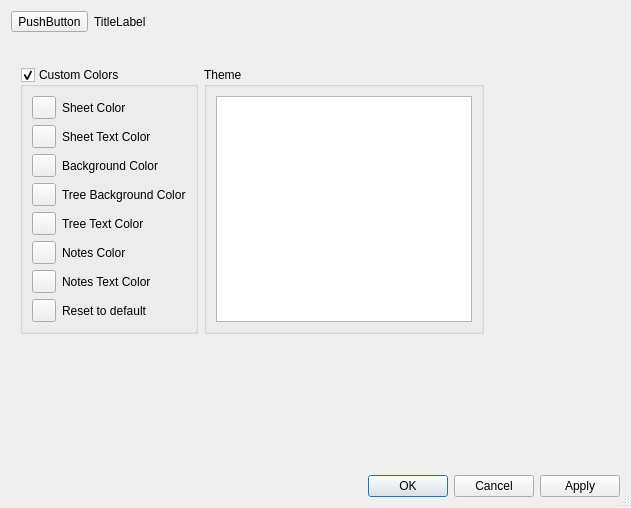
Before: the Qt Designer form src/plume/gui/preferences.ui in jacquetc/skribisto, drawn with Qt 5.
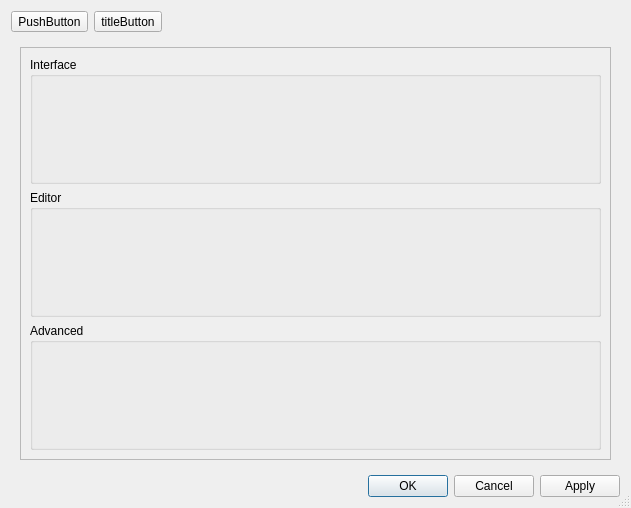
After: the same form once the commit is applied. The open tabs and pages were chosen to show the change. Icons and pictures are not drawn.

Commit message: factor preference page init

```diff
--- a/src/plume/gui/preferences.ui
+++ b/src/plume/gui/preferences.ui
@@ -43,12 +43,34 @@
       </widget>
      </item>
      <item>
-      <widget class="QLabel" name="titleLabel">
+      <widget class="QToolButton" name="titleButton">
        <property name="text">
-        <string>TitleLabel</string>
+        <string notr="true">titleButton</string>
+       </property>
+       <property name="iconSize">
+        <size>
+         <width>32</width>
+         <height>32</height>
+        </size>
+       </property>
+       <property name="toolButtonStyle">
+        <enum>Qt::ToolButtonTextBesideIcon</enum>
        </property>
       </widget>
      </item>
+     <item>
+      <spacer name="horizontalSpacer">
+       <property name="orientation">
+        <enum>Qt::Horizontal</enum>
+       </property>
+       <property name="sizeHint" stdset="0">
+        <size>
+         <width>40</width>
+         <height>20</height>
+        </size>
+       </property>
+      </spacer>
+     </item>
     </layout>
    </item>
    <item>
@@ -88,46 +110,12 @@
               </size>
              </property>
              <property name="title">
-              <string>Display</string>
+              <string>Interface</string>
              </property>
              <property name="flat">
               <bool>false</bool>
              </property>
-             <layout class="QHBoxLayout" name="horizontalLayout">
-              <item>
-               <widget class="QToolButton" name="themeButton">
-                <property name="text">
-                 <string>Theme</string>
-                </property>
-                <property name="icon">
-                 <iconset>
-                  <normaloff>pics/48x48/format-fill-color.png</normaloff>pics/48x48/format-fill-color.png</iconset>
-                </property>
-                <property name="iconSize">
-                 <size>
-                  <width>48</width>
-                  <height>48</height>
-                 </size>
-                </property>
-                <property name="toolButtonStyle">
-                 <enum>Qt::ToolButtonTextUnderIcon</enum>
-                </property>
-               </widget>
-              </item>
-             </layout>
-            </widget>
-           </item>
-           <item>
-            <widget class="QGroupBox" name="pluginsBox">
-             <property name="minimumSize">
-              <size>
-               <width>0</width>
-               <height>60</height>
-              </size>
-             </property>
-             <property name="title">
-              <string>Editor</string>
-             </property>
+             <layout class="QHBoxLayout" name="interfaceLayout"/>
             </widget>
            </item>
            <item>
@@ -139,30 +127,23 @@
               </size>
              </property>
              <property name="title">
-              <string>Plugins</string>
+              <string>Editor</string>
              </property>
-             <layout class="QHBoxLayout" name="horizontalLayout_3">
-              <item>
-               <widget class="QToolButton" name="pluginButton">
-                <property name="text">
-                 <string>Plugins</string>
-                </property>
-                <property name="icon">
-                 <iconset>
-                  <normaloff>pics/48x48/preferences-plugin.png</normaloff>pics/48x48/preferences-plugin.png</iconset>
-                </property>
-                <property name="iconSize">
-                 <size>
-                  <width>48</width>
-                  <height>48</height>
-                 </size>
-                </property>
-                <property name="toolButtonStyle">
-                 <enum>Qt::ToolButtonTextUnderIcon</enum>
-                </property>
-               </widget>
-              </item>
-             </layout>
+             <layout class="QHBoxLayout" name="editorLayout"/>
+            </widget>
+           </item>
+           <item>
+            <widget class="QGroupBox" name="advancedBox">
+             <property name="minimumSize">
+              <size>
+               <width>0</width>
+               <height>60</height>
+              </size>
+             </property>
+             <property name="title">
+              <string>Advanced</string>
+             </property>
+             <layout class="QHBoxLayout" name="advancedLayout"/>
             </widget>
            </item>
           </layout>
@@ -171,238 +152,6 @@
        </item>
       </layout>
      </widget>
-     <widget class="QWidget" name="themePage">
-      <property name="title" stdset="0">
-       <string>Themes</string>
-      </property>
-      <layout class="QGridLayout" name="gridLayout_2">
-       <item row="0" column="2">
-        <spacer name="horizontalSpacer_7">
-         <property name="orientation">
-          <enum>Qt::Horizontal</enum>
-         </property>
-         <property name="sizeHint" stdset="0">
-          <size>
-           <width>86</width>
-           <height>20</height>
-          </size>
-         </property>
-        </spacer>
-       </item>
-       <item row="1" column="0">
-        <widget class="QGroupBox" name="customColorsBox">
-         <property name="title">
-          <string>Custom Colors</string>
-         </property>
-         <property name="flat">
-          <bool>false</bool>
-         </property>
-         <property name="checkable">
-          <bool>true</bool>
-         </property>
-         <layout class="QHBoxLayout" name="horizontalLayout_6">
-          <property name="spacing">
-           <number>0</number>
-          </property>
-          <property name="leftMargin">
-           <number>0</number>
-          </property>
-          <property name="topMargin">
-           <number>0</number>
-          </property>
-          <property name="rightMargin">
-           <number>0</number>
-          </property>
-          <property name="bottomMargin">
-           <number>0</number>
-          </property>
-          <item>
-           <widget class="QWidget" name="widget" native="true">
-            <layout class="QVBoxLayout" name="verticalLayout_5">
-             <item>
-              <layout class="QFormLayout" name="formLayout_9">
-               <property name="fieldGrowthPolicy">
-                <enum>QFormLayout::AllNonFixedFieldsGrow</enum>
-               </property>
-               <item row="0" column="0">
-                <widget class="QToolButton" name="sheetColorButton">
-                 <property name="text">
-                  <string/>
-                 </property>
-                </widget>
-               </item>
-               <item row="0" column="1">
-                <widget class="QLabel" name="label_20">
-                 <property name="text">
-                  <string>Sheet Color</string>
-                 </property>
-                </widget>
-               </item>
-               <item row="1" column="0">
-                <widget class="QToolButton" name="sheetTextColorButton">
-                 <property name="text">
-                  <string/>
-                 </property>
-                </widget>
-               </item>
-               <item row="1" column="1">
-                <widget class="QLabel" name="label_22">
-                 <property name="text">
-                  <string>Sheet Text Color</string>
-                 </property>
-                </widget>
-               </item>
-               <item row="2" column="0">
-                <widget class="QToolButton" name="backColorButton">
-                 <property name="text">
-                  <string/>
-                 </property>
-                </widget>
-               </item>
-               <item row="2" column="1">
-                <widget class="QLabel" name="label_21">
-                 <property name="text">
-                  <string>Background Color</string>
-                 </property>
-                </widget>
-               </item>
-               <item row="3" column="0">
-                <widget class="QToolButton" name="treeBackColorButton">
-                 <property name="text">
-                  <string/>
-                 </property>
-                </widget>
-               </item>
-               <item row="3" column="1">
-                <widget class="QLabel" name="label_19">
-                 <property name="text">
-                  <string>Tree Background Color</string>
-                 </property>
-                </widget>
-               </item>
-               <item row="4" column="0">
-                <widget class="QToolButton" name="treeTextColorButton">
-                 <property name="text">
-                  <string/>
-                 </property>
-                </widget>
-               </item>
-               <item row="4" column="1">
-                <widget class="QLabel" name="label_5">
-                 <property name="text">
-                  <string>Tree Text Color</string>
-                 </property>
-                </widget>
-               </item>
-               <item row="5" column="0">
-                <widget class="QToolButton" name="notesColorButton">
-                 <property name="text">
-                  <string/>
-                 </property>
-                </widget>
-               </item>
-               <item row="5" column="1">
-                <widget class="QLabel" name="label_23">
-                 <property name="text">
-                  <string>Notes Color</string>
-                 </property>
-                </widget>
-               </item>
-               <item row="6" column="0">
-                <widget class="QToolButton" name="notesTextColorButton">
-                 <property name="text">
-                  <string/>
-                 </property>
-                </widget>
-               </item>
-               <item row="6" column="1">
-                <widget class="QLabel" name="label_24">
-                 <property name="text">
-                  <string>Notes Text Color</string>
-                 </property>
-                </widget>
-               </item>
-               <item row="7" column="0">
-                <widget class="QToolButton" name="resetColorsButton">
-                 <property name="text">
-                  <string/>
-                 </property>
-                 <property name="icon">
-                  <iconset resource="../../../../../plume-creator-code at 0.66.1/src/pics.qrc">
-                   <normaloff>:/pics/edit-undo.png</normaloff>:/pics/edit-undo.png</iconset>
-                 </property>
-                </widget>
-               </item>
-               <item row="7" column="1">
-                <widget class="QLabel" name="label_25">
-                 <property name="text">
-                  <string>Reset to default</string>
-                 </property>
-                </widget>
-               </item>
-              </layout>
-             </item>
-            </layout>
-           </widget>
-          </item>
-         </layout>
-        </widget>
-       </item>
-       <item row="1" column="1">
-        <widget class="QGroupBox" name="groupBox_8">
-         <property name="title">
-          <string>Theme</string>
-         </property>
-         <layout class="QGridLayout" name="gridLayout">
-          <item row="0" column="0">
-           <widget class="QListWidget" name="themeListWidget">
-            <property name="resizeMode">
-             <enum>QListView::Fixed</enum>
-            </property>
-            <property name="sortingEnabled">
-             <bool>true</bool>
-            </property>
-           </widget>
-          </item>
-         </layout>
-        </widget>
-       </item>
-       <item row="2" column="0">
-        <spacer name="verticalSpacer_4">
-         <property name="orientation">
-          <enum>Qt::Vertical</enum>
-         </property>
-         <property name="sizeHint" stdset="0">
-          <size>
-           <width>20</width>
-           <height>81</height>
-          </size>
-         </property>
-        </spacer>
-       </item>
-      </layout>
-     </widget>
-     <widget class="QWidget" name="pluginsPage">
-      <property name="title" stdset="0">
-       <string>Plugins</string>
-      </property>
-      <layout class="QGridLayout" name="gridLayout_3">
-       <item row="0" column="0">
-        <widget class="QTreeWidget" name="treeWidget">
-         <column>
-          <property name="text">
-           <string>Plugin name</string>
-          </property>
-         </column>
-         <column>
-          <property name="text">
-           <string>activated ?</string>
-          </property>
-         </column>
-        </widget>
-       </item>
-      </layout>
-     </widget>
     </widget>
    </item>
    <item>
```
Left out of the diff: 2 changed lines with no effect on the pictures. The commit also changes 3 other files.
